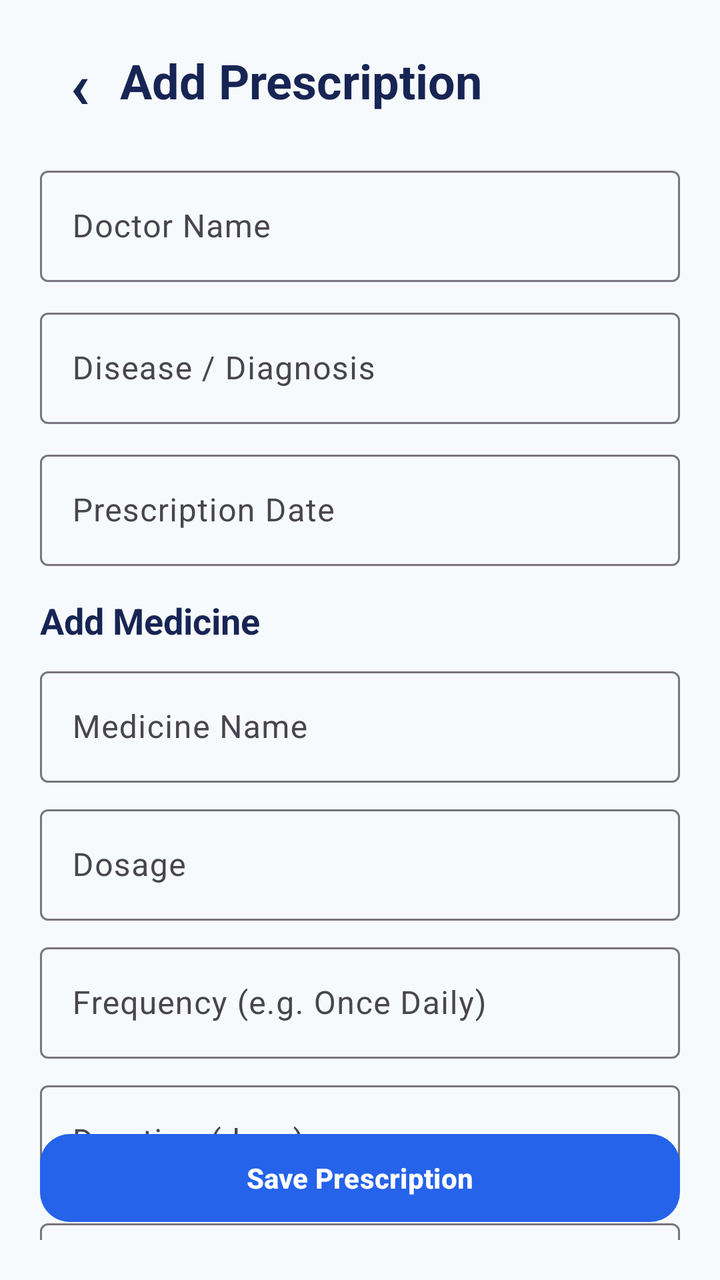
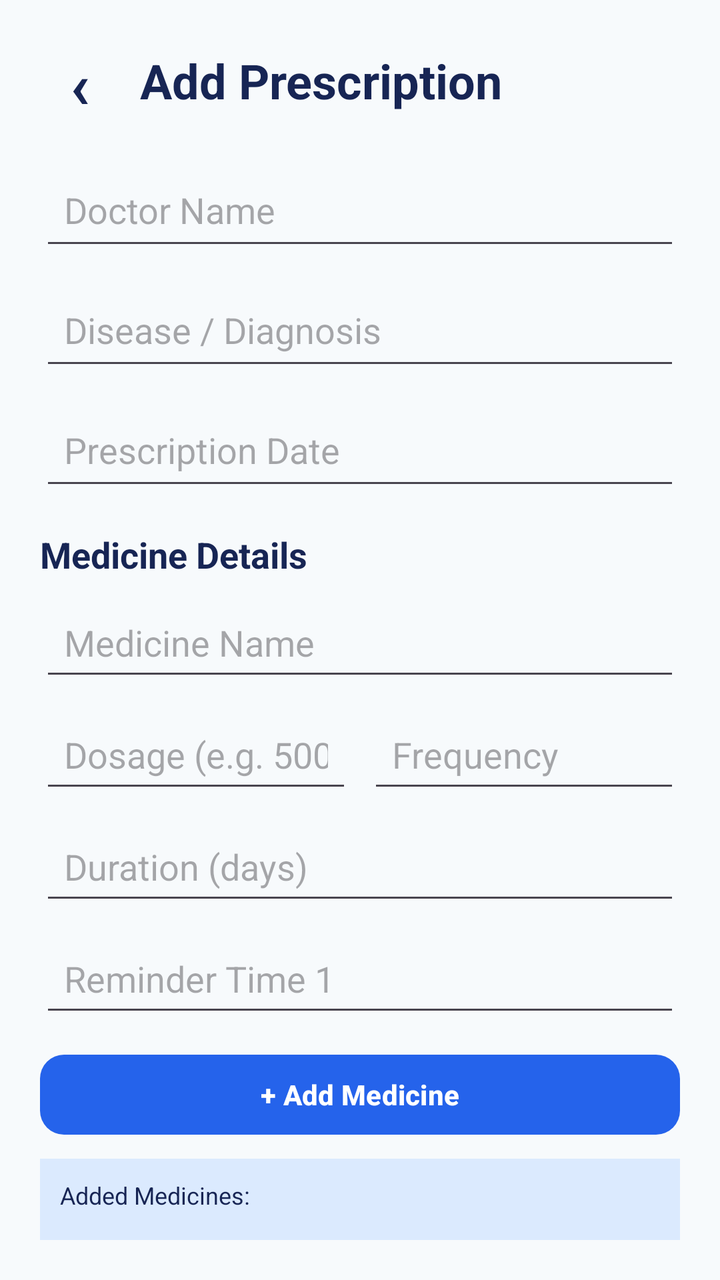

Before-and-after screenshots of an Android layout around one commit, followed by the original layout XML and the change that was made.
<!-- AndroidManifest.xml: application theme Theme._24012011119_MAD_Medicare -->
<!-- res/layout/activity_prescription.xml -->
<?xml version="1.0" encoding="utf-8"?>
<androidx.constraintlayout.widget.ConstraintLayout
    xmlns:android="http://schemas.android.com/apk/res/android"
    xmlns:app="http://schemas.android.com/apk/res-auto"
    android:layout_width="match_parent"
    android:layout_height="match_parent"
    android:background="#F7FAFC"
    android:padding="20dp">

    <TextView
        android:id="@+id/txtBack"
        android:layout_width="40dp"
        android:layout_height="40dp"
        android:gravity="center"
        android:text="‹"
        android:textColor="#172554"
        android:textSize="32sp"
        android:textStyle="bold"
        app:layout_constraintStart_toStartOf="parent"
        app:layout_constraintTop_toTopOf="parent" />

    <TextView
        android:id="@+id/txtTitle"
        android:layout_width="wrap_content"
        android:layout_height="wrap_content"
        android:text="Add Prescription"
        android:textColor="#172554"
        android:textSize="24sp"
        android:textStyle="bold"
        app:layout_constraintBottom_toBottomOf="@id/txtBack"
        app:layout_constraintStart_toEndOf="@id/txtBack"
        app:layout_constraintTop_toTopOf="@id/txtBack" />

    <com.google.android.material.textfield.TextInputLayout
        android:id="@+id/doctorLayout"
        android:layout_width="0dp"
        android:layout_height="wrap_content"
        android:layout_marginTop="20dp"
        android:hint="Doctor Name"
        app:boxBackgroundMode="outline"
        app:layout_constraintEnd_toEndOf="parent"
        app:layout_constraintStart_toStartOf="parent"
        app:layout_constraintTop_toBottomOf="@id/txtBack">

        <com.google.android.material.textfield.TextInputEditText
            android:id="@+id/edtDoctorName"
            android:layout_width="match_parent"
            android:layout_height="wrap_content"
            android:inputType="textPersonName" />

    </com.google.android.material.textfield.TextInputLayout>

    <com.google.android.material.textfield.TextInputLayout
        android:id="@+id/diseaseLayout"
        android:layout_width="0dp"
        android:layout_height="wrap_content"
        android:layout_marginTop="10dp"
        android:hint="Disease / Diagnosis"
        app:boxBackgroundMode="outline"
        app:layout_constraintEnd_toEndOf="parent"
        app:layout_constraintStart_toStartOf="parent"
        app:layout_constraintTop_toBottomOf="@id/doctorLayout">

        <com.google.android.material.textfield.TextInputEditText
            android:id="@+id/edtDisease"
            android:layout_width="match_parent"
            android:layout_height="wrap_content"
            android:inputType="textCapSentences" />

    </com.google.android.material.textfield.TextInputLayout>

    <com.google.android.material.textfield.TextInputLayout
        android:id="@+id/dateLayout"
        android:layout_width="0dp"
        android:layout_height="wrap_content"
        android:layout_marginTop="10dp"
        android:hint="Prescription Date"
        app:boxBackgroundMode="outline"
        app:layout_constraintEnd_toEndOf="parent"
        app:layout_constraintStart_toStartOf="parent"
        app:layout_constraintTop_toBottomOf="@id/diseaseLayout">

        <com.google.android.material.textfield.TextInputEditText
            android:id="@+id/edtPrescriptionDate"
            android:layout_width="match_parent"
            android:layout_height="wrap_content"
            android:focusable="false"
            android:clickable="true" />

    </com.google.android.material.textfield.TextInputLayout>

    <TextView
        android:id="@+id/txtMedicineHeading"
        android:layout_width="wrap_content"
        android:layout_height="wrap_content"
        android:layout_marginTop="15dp"
        android:text="Add Medicine"
        android:textColor="#172554"
        android:textSize="18sp"
        android:textStyle="bold"
        app:layout_constraintStart_toStartOf="parent"
        app:layout_constraintTop_toBottomOf="@id/dateLayout" />

    <com.google.android.material.textfield.TextInputLayout
        android:id="@+id/medicineLayout"
        android:layout_width="0dp"
        android:layout_height="wrap_content"
        android:layout_marginTop="8dp"
        android:hint="Medicine Name"
        app:boxBackgroundMode="outline"
        app:layout_constraintEnd_toEndOf="parent"
        app:layout_constraintStart_toStartOf="parent"
        app:layout_constraintTop_toBottomOf="@id/txtMedicineHeading">

        <com.google.android.material.textfield.TextInputEditText
            android:id="@+id/edtMedicineName"
            android:layout_width="match_parent"
            android:layout_height="wrap_content" />

    </com.google.android.material.textfield.TextInputLayout>

    <com.google.android.material.textfield.TextInputLayout
        android:id="@+id/dosageLayout"
        android:layout_width="0dp"
        android:layout_height="wrap_content"
        android:layout_marginTop="8dp"
        android:hint="Dosage"
        app:boxBackgroundMode="outline"
        app:layout_constraintEnd_toEndOf="parent"
        app:layout_constraintStart_toStartOf="parent"
        app:layout_constraintTop_toBottomOf="@id/medicineLayout">

        <com.google.android.material.textfield.TextInputEditText
            android:id="@+id/edtDosage"
            android:layout_width="match_parent"
            android:layout_height="wrap_content" />

    </com.google.android.material.textfield.TextInputLayout>

    <com.google.android.material.textfield.TextInputLayout
        android:id="@+id/frequencyLayout"
        android:layout_width="0dp"
        android:layout_height="wrap_content"
        android:layout_marginTop="8dp"
        android:hint="Frequency (e.g. Once Daily)"
        app:boxBackgroundMode="outline"
        app:layout_constraintEnd_toEndOf="parent"
        app:layout_constraintStart_toStartOf="parent"
        app:layout_constraintTop_toBottomOf="@id/dosageLayout">

        <com.google.android.material.textfield.TextInputEditText
            android:id="@+id/edtFrequency"
            android:layout_width="match_parent"
            android:layout_height="wrap_content" />

    </com.google.android.material.textfield.TextInputLayout>

    <com.google.android.material.textfield.TextInputLayout
        android:id="@+id/durationLayout"
        android:layout_width="0dp"
        android:layout_height="wrap_content"
        android:layout_marginTop="8dp"
        android:hint="Duration (days)"
        app:boxBackgroundMode="outline"
        app:layout_constraintEnd_toEndOf="parent"
        app:layout_constraintStart_toStartOf="parent"
        app:layout_constraintTop_toBottomOf="@id/frequencyLayout">

        <com.google.android.material.textfield.TextInputEditText
            android:id="@+id/edtDuration"
            android:layout_width="match_parent"
            android:layout_height="wrap_content"
            android:inputType="number" />

    </com.google.android.material.textfield.TextInputLayout>

    <com.google.android.material.textfield.TextInputLayout
        android:id="@+id/timeLayout"
        android:layout_width="0dp"
        android:layout_height="wrap_content"
        android:layout_marginTop="8dp"
        android:hint="Medicine Time"
        app:boxBackgroundMode="outline"
        app:layout_constraintEnd_toEndOf="parent"
        app:layout_constraintStart_toStartOf="parent"
        app:layout_constraintTop_toBottomOf="@id/durationLayout">

        <com.google.android.material.textfield.TextInputEditText
            android:id="@+id/edtReminderTime"
            android:layout_width="match_parent"
            android:layout_height="wrap_content"
            android:focusable="false"
            android:clickable="true" />

    </com.google.android.material.textfield.TextInputLayout>

    <com.google.android.material.button.MaterialButton
        android:id="@+id/btnAddMedicine"
        android:layout_width="0dp"
        android:layout_height="48dp"
        android:layout_marginTop="10dp"
        android:text="+ Add Medicine"
        android:textColor="#2563EB"
        app:backgroundTint="#DBEAFE"
        app:cornerRadius="12dp"
        app:layout_constraintEnd_toEndOf="parent"
        app:layout_constraintStart_toStartOf="parent"
        app:layout_constraintTop_toBottomOf="@id/timeLayout" />

    <TextView
        android:id="@+id/txtAddedMedicines"
        android:layout_width="0dp"
        android:layout_height="0dp"
        android:layout_marginTop="10dp"
        android:background="#FFFFFF"
        android:padding="12dp"
        android:text="Added Medicines:"
        android:textColor="#334155"
        android:textSize="13sp"
        app:layout_constraintBottom_toTopOf="@id/btnSavePrescription"
        app:layout_constraintEnd_toEndOf="parent"
        app:layout_constraintStart_toStartOf="parent"
        app:layout_constraintTop_toBottomOf="@id/btnAddMedicine" />

    <com.google.android.material.button.MaterialButton
        android:id="@+id/btnSavePrescription"
        android:layout_width="0dp"
        android:layout_height="52dp"
        android:layout_marginTop="10dp"
        android:layout_marginBottom="5dp"
        android:text="Save Prescription"
        android:textColor="#FFFFFF"
        android:textStyle="bold"
        app:backgroundTint="#2563EB"
        app:cornerRadius="15dp"
        app:layout_constraintBottom_toBottomOf="parent"
        app:layout_constraintEnd_toEndOf="parent"
        app:layout_constraintStart_toStartOf="parent" />

</androidx.constraintlayout.widget.ConstraintLayout>
<!-- resources referenced by this layout -->
<resources>
  <style name="Theme._24012011119_MAD_Medicare" parent="Base.Theme._24012011119_MAD_Medicare" />
  <style name="Base.Theme._24012011119_MAD_Medicare" parent="Theme.Material3.DayNight.NoActionBar">
          
          
      </style>
</resources>

<!-- the commit's change to res/layout/activity_prescription.xml (unified diff, before → after) -->
@@ -7,6 +7,7 @@
     android:background="#F7FAFC"
     android:padding="20dp">
 
+    
     <TextView
         android:id="@+id/txtBack"
         android:layout_width="40dp"
@@ -19,222 +20,213 @@
         app:layout_constraintStart_toStartOf="parent"
         app:layout_constraintTop_toTopOf="parent" />
 
+    
     <TextView
         android:id="@+id/txtTitle"
-        android:layout_width="wrap_content"
+        android:layout_width="0dp"
         android:layout_height="wrap_content"
+        android:layout_marginStart="10dp"
         android:text="Add Prescription"
         android:textColor="#172554"
         android:textSize="24sp"
         android:textStyle="bold"
         app:layout_constraintBottom_toBottomOf="@id/txtBack"
+        app:layout_constraintEnd_toEndOf="parent"
         app:layout_constraintStart_toEndOf="@id/txtBack"
         app:layout_constraintTop_toTopOf="@id/txtBack" />
 
-    <com.google.android.material.textfield.TextInputLayout
-        android:id="@+id/doctorLayout"
-        android:layout_width="0dp"
-        android:layout_height="wrap_content"
+    
+    <com.google.android.material.textfield.TextInputEditText
+        android:id="@+id/edtDoctorName"
+        android:layout_width="0dp"
+        android:layout_height="50dp"
         android:layout_marginTop="20dp"
         android:hint="Doctor Name"
-        app:boxBackgroundMode="outline"
-        app:layout_constraintEnd_toEndOf="parent"
-        app:layout_constraintStart_toStartOf="parent"
-        app:layout_constraintTop_toBottomOf="@id/txtBack">
-
-        <com.google.android.material.textfield.TextInputEditText
-            android:id="@+id/edtDoctorName"
-            android:layout_width="match_parent"
-            android:layout_height="wrap_content"
-            android:inputType="textPersonName" />
-
-    </com.google.android.material.textfield.TextInputLayout>
-
-    <com.google.android.material.textfield.TextInputLayout
-        android:id="@+id/diseaseLayout"
-        android:layout_width="0dp"
-        android:layout_height="wrap_content"
+        android:inputType="textPersonName"
+        android:padding="12dp"
+        app:layout_constraintEnd_toEndOf="parent"
+        app:layout_constraintStart_toStartOf="parent"
+        app:layout_constraintTop_toBottomOf="@id/txtBack" />
+
+    
+    <com.google.android.material.textfield.TextInputEditText
+        android:id="@+id/edtDisease"
+        android:layout_width="0dp"
+        android:layout_height="50dp"
         android:layout_marginTop="10dp"
         android:hint="Disease / Diagnosis"
-        app:boxBackgroundMode="outline"
-        app:layout_constraintEnd_toEndOf="parent"
-        app:layout_constraintStart_toStartOf="parent"
-        app:layout_constraintTop_toBottomOf="@id/doctorLayout">
-
-        <com.google.android.material.textfield.TextInputEditText
-            android:id="@+id/edtDisease"
-            android:layout_width="match_parent"
-            android:layout_height="wrap_content"
-            android:inputType="textCapSentences" />
-
-    </com.google.android.material.textfield.TextInputLayout>
-
-    <com.google.android.material.textfield.TextInputLayout
-        android:id="@+id/dateLayout"
-        android:layout_width="0dp"
-        android:layout_height="wrap_content"
+        android:inputType="text"
+        android:padding="12dp"
+        app:layout_constraintEnd_toEndOf="parent"
+        app:layout_constraintStart_toStartOf="parent"
+        app:layout_constraintTop_toBottomOf="@id/edtDoctorName" />
+
+    
+    <com.google.android.material.textfield.TextInputEditText
+        android:id="@+id/edtPrescriptionDate"
+        android:layout_width="0dp"
+        android:layout_height="50dp"
         android:layout_marginTop="10dp"
+        android:clickable="true"
+        android:focusable="false"
         android:hint="Prescription Date"
-        app:boxBackgroundMode="outline"
-        app:layout_constraintEnd_toEndOf="parent"
-        app:layout_constraintStart_toStartOf="parent"
-        app:layout_constraintTop_toBottomOf="@id/diseaseLayout">
-
-        <com.google.android.material.textfield.TextInputEditText
-            android:id="@+id/edtPrescriptionDate"
-            android:layout_width="match_parent"
-            android:layout_height="wrap_content"
-            android:focusable="false"
-            android:clickable="true" />
-
-    </com.google.android.material.textfield.TextInputLayout>
-
+        android:padding="12dp"
+        app:layout_constraintEnd_toEndOf="parent"
+        app:layout_constraintStart_toStartOf="parent"
+        app:layout_constraintTop_toBottomOf="@id/edtDisease" />
+
+    
     <TextView
         android:id="@+id/txtMedicineHeading"
-        android:layout_width="wrap_content"
+        android:layout_width="0dp"
         android:layout_height="wrap_content"
         android:layout_marginTop="15dp"
-        android:text="Add Medicine"
+        android:text="Medicine Details"
         android:textColor="#172554"
         android:textSize="18sp"
         android:textStyle="bold"
-        app:layout_constraintStart_toStartOf="parent"
-        app:layout_constraintTop_toBottomOf="@id/dateLayout" />
-
-    <com.google.android.material.textfield.TextInputLayout
-        android:id="@+id/medicineLayout"
-        android:layout_width="0dp"
-        android:layout_height="wrap_content"
+        app:layout_constraintEnd_toEndOf="parent"
+        app:layout_constraintStart_toStartOf="parent"
+        app:layout_constraintTop_toBottomOf="@id/edtPrescriptionDate" />
+
+    
+    <com.google.android.material.textfield.TextInputEditText
+        android:id="@+id/edtMedicineName"
+        android:layout_width="0dp"
+        android:layout_height="48dp"
         android:layout_marginTop="8dp"
         android:hint="Medicine Name"
-        app:boxBackgroundMode="outline"
-        app:layout_constraintEnd_toEndOf="parent"
-        app:layout_constraintStart_toStartOf="parent"
-        app:layout_constraintTop_toBottomOf="@id/txtMedicineHeading">
-
-        <com.google.android.material.textfield.TextInputEditText
-            android:id="@+id/edtMedicineName"
-            android:layout_width="match_parent"
-            android:layout_height="wrap_content" />
-
-    </com.google.android.material.textfield.TextInputLayout>
-
-    <com.google.android.material.textfield.TextInputLayout
-        android:id="@+id/dosageLayout"
-        android:layout_width="0dp"
-        android:layout_height="wrap_content"
-        android:layout_marginTop="8dp"
-        android:hint="Dosage"
-        app:boxBackgroundMode="outline"
-        app:layout_constraintEnd_toEndOf="parent"
-        app:layout_constraintStart_toStartOf="parent"
-        app:layout_constraintTop_toBottomOf="@id/medicineLayout">
-
-        <com.google.android.material.textfield.TextInputEditText
-            android:id="@+id/edtDosage"
-            android:layout_width="match_parent"
-            android:layout_height="wrap_content" />
-
-    </com.google.android.material.textfield.TextInputLayout>
-
-    <com.google.android.material.textfield.TextInputLayout
-        android:id="@+id/frequencyLayout"
-        android:layout_width="0dp"
-        android:layout_height="wrap_content"
-        android:layout_marginTop="8dp"
-        android:hint="Frequency (e.g. Once Daily)"
-        app:boxBackgroundMode="outline"
-        app:layout_constraintEnd_toEndOf="parent"
-        app:layout_constraintStart_toStartOf="parent"
-        app:layout_constraintTop_toBottomOf="@id/dosageLayout">
-
-        <com.google.android.material.textfield.TextInputEditText
-            android:id="@+id/edtFrequency"
-            android:layout_width="match_parent"
-            android:layout_height="wrap_content" />
-
-    </com.google.android.material.textfield.TextInputLayout>
-
-    <com.google.android.material.textfield.TextInputLayout
-        android:id="@+id/durationLayout"
-        android:layout_width="0dp"
-        android:layout_height="wrap_content"
+        android:inputType="text"
+        android:padding="12dp"
+        app:layout_constraintEnd_toEndOf="parent"
+        app:layout_constraintStart_toStartOf="parent"
+        app:layout_constraintTop_toBottomOf="@id/txtMedicineHeading" />
+
+    
+    <com.google.android.material.textfield.TextInputEditText
+        android:id="@+id/edtDosage"
+        android:layout_width="0dp"
+        android:layout_height="48dp"
+        android:layout_marginTop="8dp"
+        android:hint="Dosage (e.g. 500 mg)"
+        android:inputType="text"
+        android:padding="12dp"
+        app:layout_constraintEnd_toStartOf="@id/edtFrequency"
+        app:layout_constraintStart_toStartOf="parent"
+        app:layout_constraintTop_toBottomOf="@id/edtMedicineName" />
+
+    
+    <com.google.android.material.textfield.TextInputEditText
+        android:id="@+id/edtFrequency"
+        android:layout_width="0dp"
+        android:layout_height="48dp"
+        android:layout_marginStart="8dp"
+        android:hint="Frequency"
+        android:inputType="text"
+        android:padding="12dp"
+        app:layout_constraintEnd_toEndOf="parent"
+        app:layout_constraintStart_toEndOf="@id/edtDosage"
+        app:layout_constraintTop_toTopOf="@id/edtDosage" />
+
+    
+    <com.google.android.material.textfield.TextInputEditText
+        android:id="@+id/edtDuration"
+        android:layout_width="0dp"
+        android:layout_height="48dp"
         android:layout_marginTop="8dp"
         android:hint="Duration (days)"
-        app:boxBackgroundMode="outline"
-        app:layout_constraintEnd_toEndOf="parent"
-        app:layout_constraintStart_toStartOf="parent"
-        app:layout_constraintTop_toBottomOf="@id/frequencyLayout">
-
-        <com.google.android.material.textfield.TextInputEditText
-            android:id="@+id/edtDuration"
-            android:layout_width="match_parent"
-            android:layout_height="wrap_content"
-            android:inputType="number" />
-
-    </com.google.android.material.textfield.TextInputLayout>
-
-    <com.google.android.material.textfield.TextInputLayout
-        android:id="@+id/timeLayout"
-        android:layout_width="0dp"
-        android:layout_height="wrap_content"
-        android:layout_marginTop="8dp"
-        android:hint="Medicine Time"
-        app:boxBackgroundMode="outline"
-        app:layout_constraintEnd_toEndOf="parent"
-        app:layout_constraintStart_toStartOf="parent"
-        app:layout_constraintTop_toBottomOf="@id/durationLayout">
-
-        <com.google.android.material.textfield.TextInputEditText
-            android:id="@+id/edtReminderTime"
-            android:layout_width="match_parent"
-            android:layout_height="wrap_content"
-            android:focusable="false"
-            android:clickable="true" />
-
-    </com.google.android.material.textfield.TextInputLayout>
-
+        android:inputType="number"
+        android:padding="12dp"
+        app:layout_constraintEnd_toEndOf="parent"
+        app:layout_constraintStart_toStartOf="parent"
+        app:layout_constraintTop_toBottomOf="@id/edtDosage" />
+
+    
+    <com.google.android.material.textfield.TextInputEditText
+        android:id="@+id/edtReminderTime1"
+        android:layout_width="0dp"
+        android:layout_height="48dp"
+        android:layout_marginTop="8dp"
+        android:focusable="false"
+        android:hint="Reminder Time 1"
+        android:padding="12dp"
+        app:layout_constraintEnd_toEndOf="parent"
+        app:layout_constraintStart_toStartOf="parent"
+        app:layout_constraintTop_toBottomOf="@id/edtDuration" />
+
+    
+    <com.google.android.material.textfield.TextInputEditText
+        android:id="@+id/edtReminderTime2"
+        android:layout_width="0dp"
+        android:layout_height="48dp"
+        android:layout_marginTop="8dp"
+        android:focusable="false"
+        android:hint="Reminder Time 2"
+        android:padding="12dp"
+        android:visibility="gone"
+        app:layout_constraintEnd_toEndOf="parent"
+        app:layout_constraintStart_toStartOf="parent"
+        app:layout_constraintTop_toBottomOf="@id/edtReminderTime1" />
+
+    
+    <com.google.android.material.textfield.TextInputEditText
+        android:id="@+id/edtReminderTime3"
+        android:layout_width="0dp"
+        android:layout_height="48dp"
+        android:layout_marginTop="8dp"
+        android:focusable="false"
+        android:hint="Reminder Time 3"
+        android:padding="12dp"
+        android:visibility="gone"
+        app:layout_constraintEnd_toEndOf="parent"
+        app:layout_constraintStart_toStartOf="parent"
+        app:layout_constraintTop_toBottomOf="@id/edtReminderTime2" />
+
+    
     <com.google.android.material.button.MaterialButton
         android:id="@+id/btnAddMedicine"
         android:layout_width="0dp"
         android:layout_height="48dp"
         android:layout_marginTop="10dp"
         android:text="+ Add Medicine"
-        android:textColor="#2563EB"
-        app:backgroundTint="#DBEAFE"
+        android:textColor="#FFFFFF"
+        android:textSize="14sp"
+        android:textStyle="bold"
+        app:backgroundTint="#2563EB"
         app:cornerRadius="12dp"
         app:layout_constraintEnd_toEndOf="parent"
         app:layout_constraintStart_toStartOf="parent"
-        app:layout_constraintTop_toBottomOf="@id/timeLayout" />
-
+        app:layout_constraintTop_toBottomOf="@id/edtReminderTime3" />
+
+    
     <TextView
         android:id="@+id/txtAddedMedicines"
         android:layout_width="0dp"
-        android:layout_height="0dp"
-        android:layout_marginTop="10dp"
-        android:background="#FFFFFF"
-        android:padding="12dp"
+        android:layout_height="70dp"
+        android:layout_marginTop="8dp"
+        android:background="#DBEAFE"
+        android:padding="10dp"
         android:text="Added Medicines:"
-        android:textColor="#334155"
-        android:textSize="13sp"
-        app:layout_constraintBottom_toTopOf="@id/btnSavePrescription"
+        android:textColor="#172554"
+        android:textSize="12sp"
         app:layout_constraintEnd_toEndOf="parent"
         app:layout_constraintStart_toStartOf="parent"
         app:layout_constraintTop_toBottomOf="@id/btnAddMedicine" />
 
+    
     <com.google.android.material.button.MaterialButton
         android:id="@+id/btnSavePrescription"
         android:layout_width="0dp"
-        android:layout_height="52dp"
-        android:layout_marginTop="10dp"
-        android:layout_marginBottom="5dp"
+        android:layout_height="50dp"
+        android:layout_marginTop="8dp"
         android:text="Save Prescription"
         android:textColor="#FFFFFF"
-        android:textStyle="bold"
-        app:backgroundTint="#2563EB"
-        app:cornerRadius="15dp"
-        app:layout_constraintBottom_toBottomOf="parent"
-        app:layout_constraintEnd_toEndOf="parent"
-        app:layout_constraintStart_toStartOf="parent" />
+        android:textSize="15sp"
+        android:textStyle="bold"
+        app:backgroundTint="#16A34A"
+        app:cornerRadius="12dp"
+        app:layout_constraintEnd_toEndOf="parent"
+        app:layout_constraintStart_toStartOf="parent"
+        app:layout_constraintTop_toBottomOf="@id/txtAddedMedicines" />
 
 </androidx.constraintlayout.widget.ConstraintLayout>
